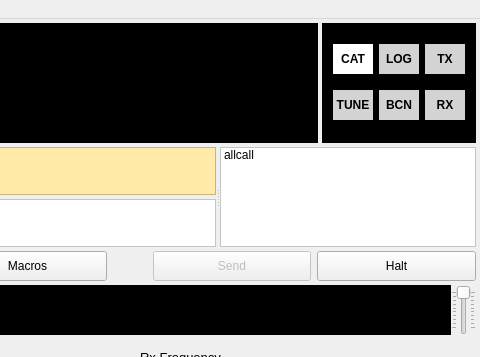
This is mainwindow.ui in qcmiao1998/js8call as Qt 5 draws it before an edit; both pictures show x 715 to 1195 and y 0 to 357 of the 1195 by 878 pixel window. The edited form follows.
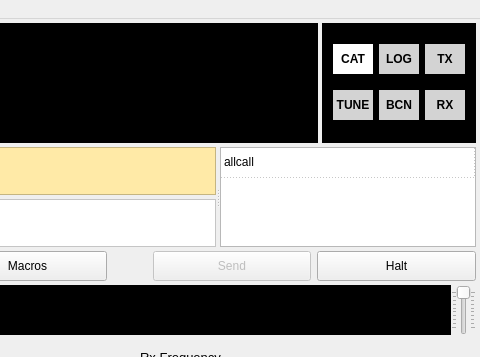
This is the edited form. Custom widgets are drawn as their Qt base class.

Commit message: Selection tracking

```diff
--- a/mainwindow.ui
+++ b/mainwindow.ui
@@ -835,23 +835,36 @@
          </property>
         </widget>
        </widget>
-       <widget class="QListWidget" name="listWidget">
-        <property name="sizePolicy">
-         <sizepolicy hsizetype="Minimum" vsizetype="Expanding">
-          <horstretch>1</horstretch>
-          <verstretch>0</verstretch>
-         </sizepolicy>
+       <widget class="QTableWidget" name="tableWidgetCalls">
+        <property name="selectionMode">
+         <enum>QAbstractItemView::SingleSelection</enum>
         </property>
-        <property name="maximumSize">
-         <size>
-          <width>16777215</width>
-          <height>16777215</height>
-         </size>
+        <property name="selectionBehavior">
+         <enum>QAbstractItemView::SelectRows</enum>
         </property>
-        <property name="styleSheet">
-         <string notr="true">QListWidget { background:rgb(255, 255, 255); }</string>
+        <property name="gridStyle">
+         <enum>Qt::DotLine</enum>
         </property>
-        <item>
+        <attribute name="horizontalHeaderVisible">
+         <bool>false</bool>
+        </attribute>
+        <attribute name="horizontalHeaderStretchLastSection">
+         <bool>true</bool>
+        </attribute>
+        <attribute name="verticalHeaderVisible">
+         <bool>false</bool>
+        </attribute>
+        <row>
+         <property name="text">
+          <string>0</string>
+         </property>
+        </row>
+        <column>
+         <property name="text">
+          <string>Callsign</string>
+         </property>
+        </column>
+        <item row="0" column="0">
          <property name="text">
           <string>allcall</string>
          </property>
```
The commit also changes 1 other file.
